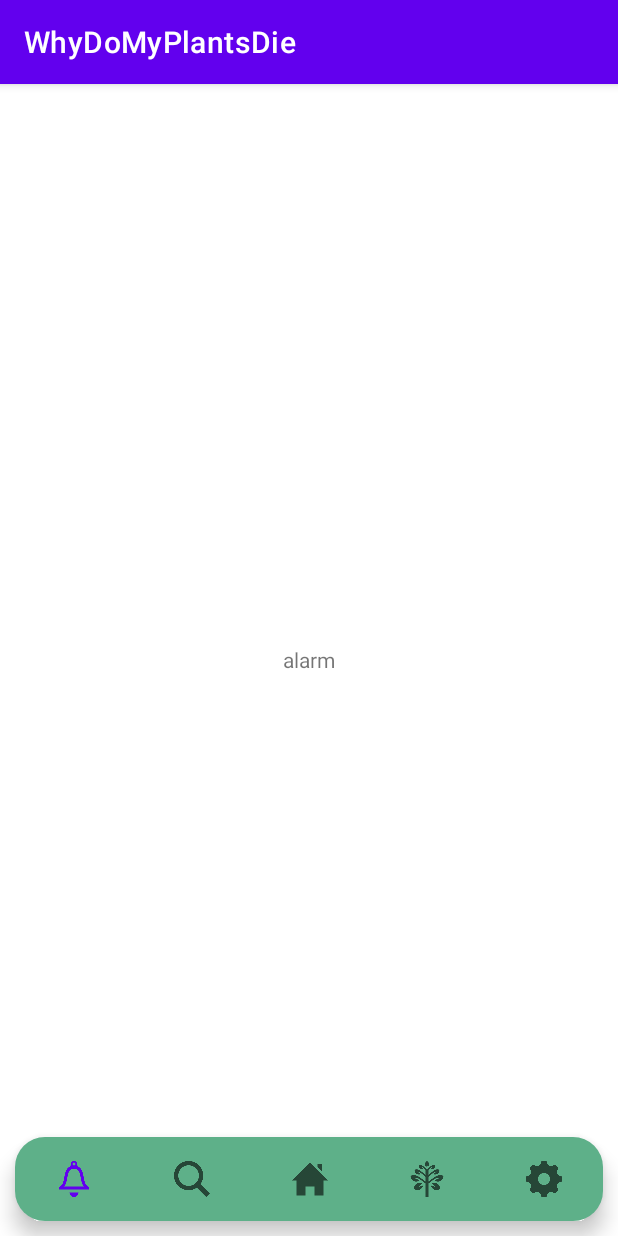
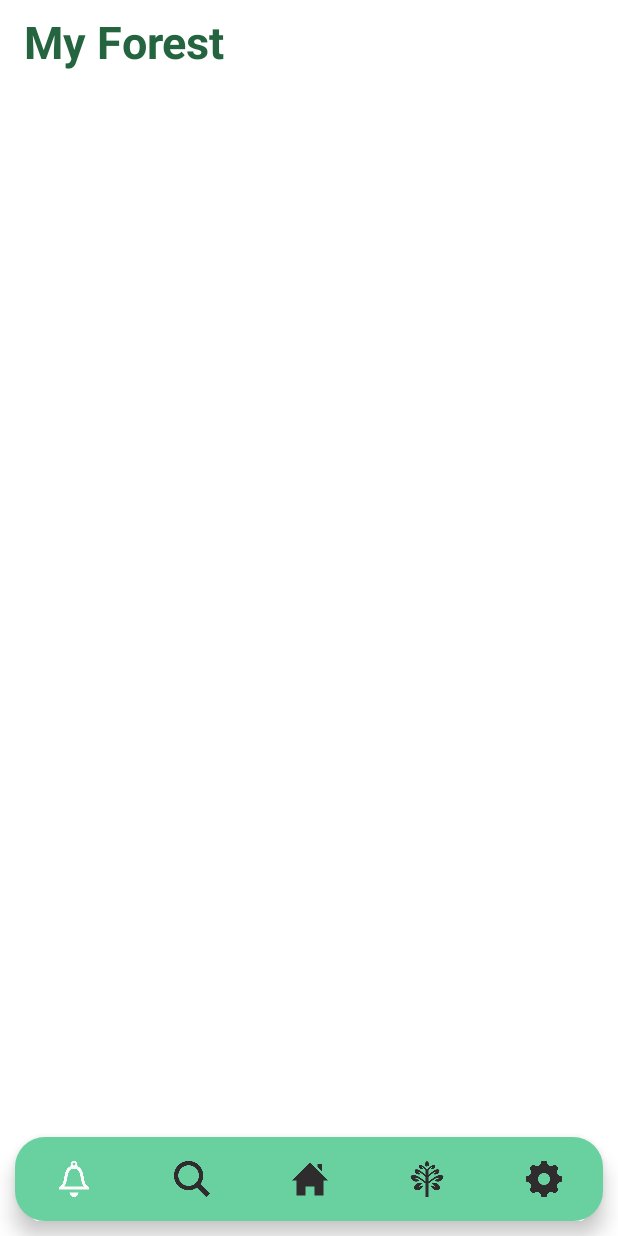
Before and after one commit to Hong-Sen/Why-do-my-plants-die, an Android app: the screen it shows after launch (MainActivity), on a phone screen of 412 x 824 dp. Run offline under Robolectric (Android 15) with nearby library versions, the phone set to English and light mode, and no system bars.

Commit message:
Feature bottom navi selector color
-click : white
-unclick: black

```diff
--- a/app/src/main/java/kr/sswu/whydomyplantsdie/Fragment/AlarmFragment.java
+++ b/app/src/main/java/kr/sswu/whydomyplantsdie/Fragment/AlarmFragment.java
@@ -17,5 +17,6 @@ public class AlarmFragment extends Fragment {
     @Override
     public View onCreateView(@NonNull LayoutInflater inflater, @Nullable ViewGroup container, @Nullable Bundle savedInstanceState) {
         return inflater.inflate(R.layout.fragment_alarm, container, false);
+
     }
 }
--- /dev/null
+++ b/app/src/main/res/drawable/menu_selector_color.xml
@@ -0,0 +1,6 @@
+<?xml version="1.0" encoding="utf-8"?>
+<selector xmlns:android="http://schemas.android.com/apk/res/android">
+    <item android:color="#FDFDFD" android:state_checked="true" />
+    <item android:color="#2E2C2C" android:state_checked="false" />
+
+</selector>
--- a/app/src/main/res/drawable/nav_background_curved.xml
+++ b/app/src/main/res/drawable/nav_background_curved.xml
@@ -1,6 +1,6 @@
 <?xml version="1.0" encoding="utf-8"?>
 <shape xmlns:android="http://schemas.android.com/apk/res/android"
     android:shape="rectangle" >
-    <solid android:color="#5EB089" />
+    <solid android:color="#68D19F" />
     <corners android:radius="20dp" />
 </shape>
--- a/app/src/main/res/layout/activity_main.xml
+++ b/app/src/main/res/layout/activity_main.xml
@@ -18,6 +18,7 @@
       android:layout_alignParentBottom="true"
       android:layout_centerHorizontal="true"
       android:layout_margin="10dp"
+      app:itemIconTint="@drawable/menu_selector_color"
       android:background="@drawable/nav_background_curved"
       app:labelVisibilityMode="unlabeled"
       app:menu="@menu/bottomnavigation"/>
--- a/app/src/main/res/layout/fragment_alarm.xml
+++ b/app/src/main/res/layout/fragment_alarm.xml
@@ -1,12 +1,23 @@
 <?xml version="1.0" encoding="utf-8"?>
 <LinearLayout
     xmlns:android="http://schemas.android.com/apk/res/android" android:layout_width="match_parent"
-    android:layout_height="match_parent">
+    android:layout_height="match_parent"
+    android:orientation="vertical">
 
-    <TextView
+    <androidx.appcompat.widget.Toolbar
         android:layout_width="match_parent"
-        android:layout_height="match_parent"
-        android:text="alarm"
-        android:gravity="center"/>
+        android:layout_height="wrap_content"
+        android:backgroundTint="#00000000"
+        android:gravity="left">
+
+        <TextView
+            android:layout_width="match_parent"
+            android:layout_height="match_parent"
+            android:text="My Forest"
+            android:textColor="#246540"
+            android:textSize="30dp"
+            android:textStyle="bold"/>
+
+    </androidx.appcompat.widget.Toolbar>
 
 </LinearLayout>
--- a/app/src/main/res/values/strings.xml
+++ b/app/src/main/res/values/strings.xml
@@ -1,3 +1,3 @@
 <resources>
-    <string name="app_name">WhyDoMyPlantsDie</string>
+    <string name="app_name">우리집 식물은 왜 죽을까?</string>
 </resources>
--- a/app/src/main/res/values/themes.xml
+++ b/app/src/main/res/values/themes.xml
@@ -1,6 +1,6 @@
 <resources xmlns:tools="http://schemas.android.com/tools">
     <!-- Base application theme. -->
-    <style name="Theme.WhyDoMyPlantsDie" parent="Theme.MaterialComponents.DayNight.DarkActionBar">
+    <style name="Theme.WhyDoMyPlantsDie" parent="Theme.MaterialComponents.DayNight.NoActionBar">
         <!-- Primary brand color. -->
         <item name="colorPrimary">@color/purple_500</item>
         <item name="colorPrimaryVariant">@color/purple_700</item>
```
Also changed, not shown: app/src/main/res/layout/fragment_feed.xml (+16 -5 lines), app/src/main/res/layout/fragment_mbti.xml (+16 -5 lines), app/src/main/res/layout/fragment_search.xml (+15 -5 lines), app/src/main/res/layout/fragment_setting.xml (+16 -5 lines), app/src/main/res/drawable/toolbar_feed.png (added), app/src/main/res/drawable/toolbar_mbti.png (added), app/src/main/res/drawable/toolbar_myforest.png (added), app/src/main/res/drawable/toolbar_search.png (added), app/src/main/res/drawable/toolbar_settings.png (added), 1 other file.
